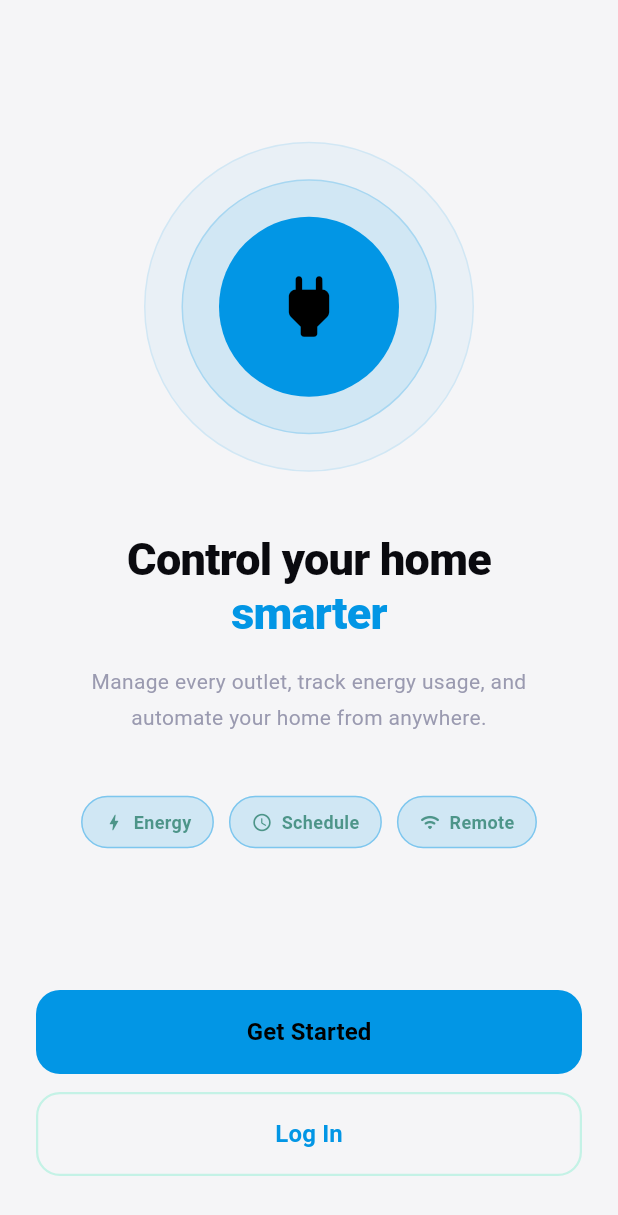
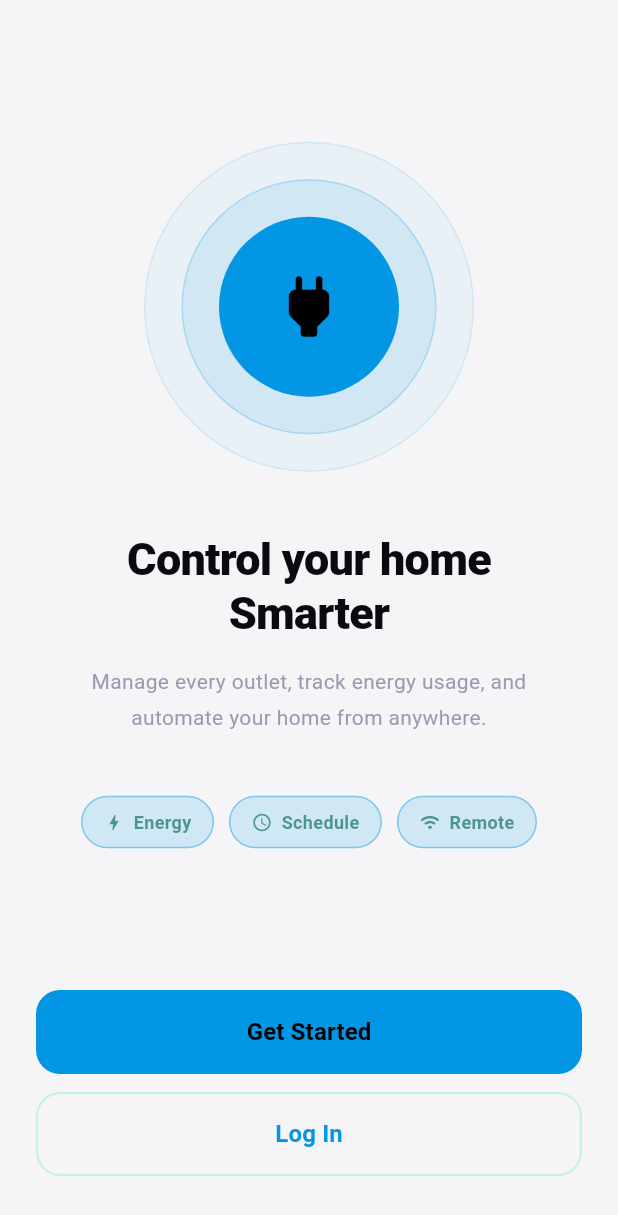
Before and after one commit to tunukilly1/smart_outlet, a Flutter app: the screen it shows after launch, on a phone screen of 412 x 824 dp. Shown: the top 1215 px of the screen. Run offline on Flutter 3.47's test engine with Material 3 defaults, Android fonts, the phone set to English and light mode, and no system bars; our stand-ins replace dio, flutter_secure_storage, image_picker, shared_preferences; network calls fail.

Commit message:
Fix welcome UI

```diff
--- a/lib/screens/welcome.dart
+++ b/lib/screens/welcome.dart
@@ -119,8 +119,8 @@ class _WelcomeScreenState extends State<WelcomeScreen>
                             children: [
                               const TextSpan(text: 'Control your home\n'),
                               const TextSpan(
-                                text: 'smarter',
-                                style: TextStyle(color: AppColors.primary),
+                                text: 'Smarter',
+                                //style: TextStyle(color: AppColors.primary),
                               ),
                             ],
                           ),
```
